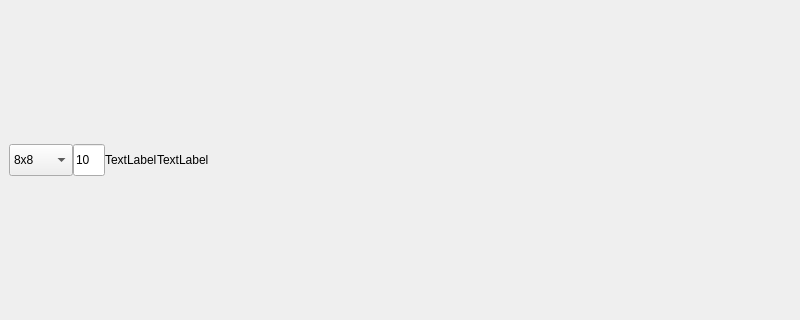
Wh1teh/qMinesweeperXD, file mainwindow.ui: the form before one commit; both pictures show x 0 to 800 and y 129 to 449 of the 800 by 600 pixel window.
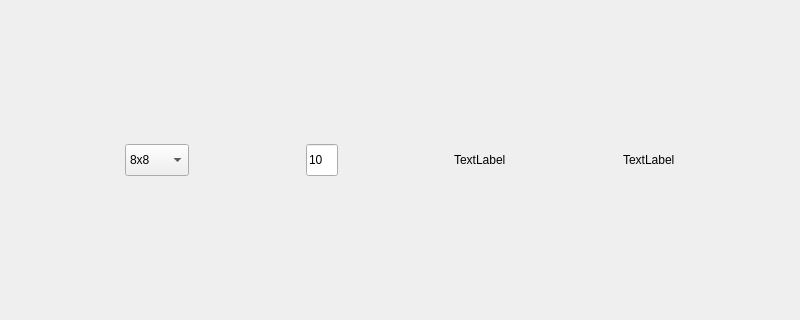
The form after the commit.

What changed in the file:
```diff
--- a/mainwindow.ui
+++ b/mainwindow.ui
@@ -22,6 +22,19 @@
       </property>
       <item row="0" column="0">
        <layout class="QHBoxLayout" name="loGameParams">
+        <item>
+         <spacer name="horizontalSpacer_4">
+          <property name="orientation">
+           <enum>Qt::Horizontal</enum>
+          </property>
+          <property name="sizeHint" stdset="0">
+           <size>
+            <width>40</width>
+            <height>20</height>
+           </size>
+          </property>
+         </spacer>
+        </item>
         <item>
          <widget class="QComboBox" name="bxSizes">
           <property name="maximumSize">
@@ -52,6 +65,19 @@
           </item>
          </widget>
         </item>
+        <item>
+         <spacer name="horizontalSpacer_3">
+          <property name="orientation">
+           <enum>Qt::Horizontal</enum>
+          </property>
+          <property name="sizeHint" stdset="0">
+           <size>
+            <width>40</width>
+            <height>20</height>
+           </size>
+          </property>
+         </spacer>
+        </item>
         <item>
          <widget class="QLineEdit" name="leMines">
           <property name="maximumSize">
@@ -65,6 +91,19 @@
           </property>
          </widget>
         </item>
+        <item>
+         <spacer name="horizontalSpacer_5">
+          <property name="orientation">
+           <enum>Qt::Horizontal</enum>
+          </property>
+          <property name="sizeHint" stdset="0">
+           <size>
+            <width>40</width>
+            <height>20</height>
+           </size>
+          </property>
+         </spacer>
+        </item>
         <item>
          <widget class="QLabel" name="lbFlags">
           <property name="maximumSize">
@@ -78,6 +117,19 @@
           </property>
          </widget>
         </item>
+        <item>
+         <spacer name="horizontalSpacer_2">
+          <property name="orientation">
+           <enum>Qt::Horizontal</enum>
+          </property>
+          <property name="sizeHint" stdset="0">
+           <size>
+            <width>40</width>
+            <height>20</height>
+           </size>
+          </property>
+         </spacer>
+        </item>
         <item>
          <widget class="QLabel" name="lbTime">
           <property name="maximumSize">
```
